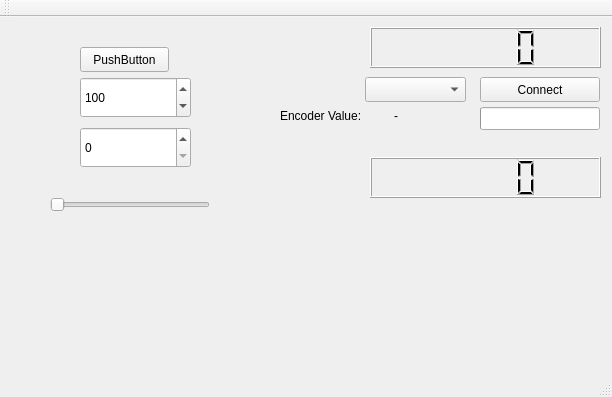
First picture: the form in mainwindow.ui, repository rvbc1/BLDC_DRIVER_GUI, before the edit.
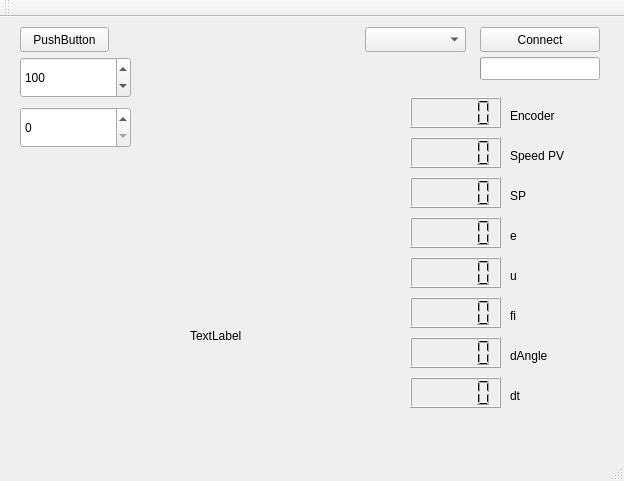
Second picture: the form after the edit.

Patch:
```diff
--- a/mainwindow.ui
+++ b/mainwindow.ui
@@ -6,8 +6,8 @@
    <rect>
     <x>0</x>
     <y>0</y>
-    <width>612</width>
-    <height>397</height>
+    <width>624</width>
+    <height>481</height>
    </rect>
   </property>
   <property name="windowTitle">
@@ -18,7 +18,7 @@
     <property name="geometry">
      <rect>
       <x>480</x>
-      <y>60</y>
+      <y>10</y>
       <width>120</width>
       <height>25</height>
      </rect>
@@ -27,37 +27,11 @@
      <string>Connect</string>
     </property>
    </widget>
-   <widget class="QLabel" name="label">
-    <property name="geometry">
-     <rect>
-      <x>394</x>
-      <y>90</y>
-      <width>67</width>
-      <height>17</height>
-     </rect>
-    </property>
-    <property name="text">
-     <string>-</string>
-    </property>
-   </widget>
-   <widget class="QLabel" name="label_2">
-    <property name="geometry">
-     <rect>
-      <x>280</x>
-      <y>90</y>
-      <width>111</width>
-      <height>17</height>
-     </rect>
-    </property>
-    <property name="text">
-     <string>Encoder Value:</string>
-    </property>
-   </widget>
    <widget class="QComboBox" name="comboBox">
     <property name="geometry">
      <rect>
       <x>365</x>
-      <y>60</y>
+      <y>10</y>
       <width>101</width>
       <height>25</height>
      </rect>
@@ -67,7 +41,7 @@
     <property name="geometry">
      <rect>
       <x>480</x>
-      <y>90</y>
+      <y>40</y>
       <width>120</width>
       <height>23</height>
      </rect>
@@ -82,39 +56,11 @@
      <string>CONNECTED</string>
     </property>
    </widget>
-   <widget class="QLCDNumber" name="lcdNumber">
-    <property name="geometry">
-     <rect>
-      <x>370</x>
-      <y>10</y>
-      <width>231</width>
-      <height>41</height>
-     </rect>
-    </property>
-    <property name="lineWidth">
-     <number>1</number>
-    </property>
-    <property name="smallDecimalPoint">
-     <bool>false</bool>
-    </property>
-    <property name="digitCount">
-     <number>5</number>
-    </property>
-    <property name="mode">
-     <enum>QLCDNumber::Dec</enum>
-    </property>
-    <property name="value" stdset="0">
-     <double>0.000000000000000</double>
-    </property>
-    <property name="intValue" stdset="0">
-     <number>0</number>
-    </property>
-   </widget>
    <widget class="QPushButton" name="pushButton_2">
     <property name="geometry">
      <rect>
-      <x>80</x>
-      <y>30</y>
+      <x>20</x>
+      <y>10</y>
       <width>89</width>
       <height>25</height>
      </rect>
@@ -126,14 +72,14 @@
    <widget class="QSpinBox" name="spinBox">
     <property name="geometry">
      <rect>
-      <x>80</x>
-      <y>60</y>
+      <x>20</x>
+      <y>40</y>
       <width>111</width>
       <height>41</height>
      </rect>
     </property>
     <property name="maximum">
-     <number>500</number>
+     <number>1000</number>
     </property>
     <property name="value">
      <number>100</number>
@@ -142,58 +88,235 @@
    <widget class="QSpinBox" name="spinBox_2">
     <property name="geometry">
      <rect>
-      <x>80</x>
-      <y>110</y>
+      <x>20</x>
+      <y>90</y>
       <width>111</width>
       <height>41</height>
      </rect>
     </property>
     <property name="maximum">
-     <number>360</number>
+     <number>1640</number>
     </property>
    </widget>
-   <widget class="QSlider" name="horizontalSlider">
+   <widget class="QLCDNumber" name="lcdNumber">
+    <property name="enabled">
+     <bool>true</bool>
+    </property>
     <property name="geometry">
      <rect>
-      <x>50</x>
-      <y>180</y>
-      <width>160</width>
-      <height>16</height>
+      <x>410</x>
+      <y>80</y>
+      <width>91</width>
+      <height>31</height>
      </rect>
     </property>
-    <property name="maximum">
-     <number>100</number>
-    </property>
-    <property name="orientation">
-     <enum>Qt::Horizontal</enum>
-    </property>
    </widget>
    <widget class="QLCDNumber" name="lcdNumber_2">
+    <property name="enabled">
+     <bool>true</bool>
+    </property>
     <property name="geometry">
      <rect>
-      <x>370</x>
-      <y>140</y>
-      <width>231</width>
-      <height>41</height>
+      <x>410</x>
+      <y>120</y>
+      <width>91</width>
+      <height>31</height>
      </rect>
     </property>
-    <property name="lineWidth">
-     <number>1</number>
+   </widget>
+   <widget class="QLCDNumber" name="lcdNumber_3">
+    <property name="enabled">
+     <bool>true</bool>
     </property>
-    <property name="smallDecimalPoint">
-     <bool>false</bool>
+    <property name="geometry">
+     <rect>
+      <x>410</x>
+      <y>160</y>
+      <width>91</width>
+      <height>31</height>
+     </rect>
     </property>
-    <property name="digitCount">
-     <number>5</number>
+   </widget>
+   <widget class="QLCDNumber" name="lcdNumber_4">
+    <property name="enabled">
+     <bool>true</bool>
     </property>
-    <property name="mode">
-     <enum>QLCDNumber::Dec</enum>
+    <property name="geometry">
+     <rect>
+      <x>410</x>
+      <y>200</y>
+      <width>91</width>
+      <height>31</height>
+     </rect>
     </property>
-    <property name="value" stdset="0">
-     <double>0.000000000000000</double>
+   </widget>
+   <widget class="QLCDNumber" name="lcdNumber_5">
+    <property name="enabled">
+     <bool>true</bool>
     </property>
-    <property name="intValue" stdset="0">
-     <number>0</number>
+    <property name="geometry">
+     <rect>
+      <x>410</x>
+      <y>240</y>
+      <width>91</width>
+      <height>31</height>
+     </rect>
+    </property>
+   </widget>
+   <widget class="QLCDNumber" name="lcdNumber_6">
+    <property name="enabled">
+     <bool>true</bool>
+    </property>
+    <property name="geometry">
+     <rect>
+      <x>410</x>
+      <y>280</y>
+      <width>91</width>
+      <height>31</height>
+     </rect>
+    </property>
+   </widget>
+   <widget class="QLCDNumber" name="lcdNumber_7">
+    <property name="enabled">
+     <bool>true</bool>
+    </property>
+    <property name="geometry">
+     <rect>
+      <x>410</x>
+      <y>320</y>
+      <width>91</width>
+      <height>31</height>
+     </rect>
+    </property>
+   </widget>
+   <widget class="QLabel" name="label">
+    <property name="geometry">
+     <rect>
+      <x>510</x>
+      <y>90</y>
+      <width>67</width>
+      <height>17</height>
+     </rect>
+    </property>
+    <property name="text">
+     <string>Encoder</string>
+    </property>
+   </widget>
+   <widget class="QLabel" name="label_2">
+    <property name="geometry">
+     <rect>
+      <x>510</x>
+      <y>130</y>
+      <width>67</width>
+      <height>17</height>
+     </rect>
+    </property>
+    <property name="text">
+     <string>Speed PV</string>
+    </property>
+   </widget>
+   <widget class="QLabel" name="label_3">
+    <property name="geometry">
+     <rect>
+      <x>510</x>
+      <y>210</y>
+      <width>67</width>
+      <height>17</height>
+     </rect>
+    </property>
+    <property name="text">
+     <string>e</string>
+    </property>
+   </widget>
+   <widget class="QLabel" name="label_4">
+    <property name="geometry">
+     <rect>
+      <x>510</x>
+      <y>250</y>
+      <width>67</width>
+      <height>17</height>
+     </rect>
+    </property>
+    <property name="text">
+     <string>u</string>
+    </property>
+   </widget>
+   <widget class="QLabel" name="label_5">
+    <property name="geometry">
+     <rect>
+      <x>510</x>
+      <y>170</y>
+      <width>67</width>
+      <height>17</height>
+     </rect>
+    </property>
+    <property name="text">
+     <string>SP</string>
+    </property>
+   </widget>
+   <widget class="QLabel" name="label_6">
+    <property name="geometry">
+     <rect>
+      <x>510</x>
+      <y>290</y>
+      <width>67</width>
+      <height>17</height>
+     </rect>
+    </property>
+    <property name="text">
+     <string>fi</string>
+    </property>
+   </widget>
+   <widget class="QLCDNumber" name="lcdNumber_8">
+    <property name="enabled">
+     <bool>true</bool>
+    </property>
+    <property name="geometry">
+     <rect>
+      <x>410</x>
+      <y>360</y>
+      <width>91</width>
+      <height>31</height>
+     </rect>
+    </property>
+   </widget>
+   <widget class="QLabel" name="label_7">
+    <property name="geometry">
+     <rect>
+      <x>510</x>
+      <y>330</y>
+      <width>67</width>
+      <height>17</height>
+     </rect>
+    </property>
+    <property name="text">
+     <string>dAngle</string>
+    </property>
+   </widget>
+   <widget class="QLabel" name="label_8">
+    <property name="geometry">
+     <rect>
+      <x>510</x>
+      <y>370</y>
+      <width>67</width>
+      <height>17</height>
+     </rect>
+    </property>
+    <property name="text">
+     <string>dt</string>
+    </property>
+   </widget>
+   <widget class="QLabel" name="label_9">
+    <property name="geometry">
+     <rect>
+      <x>190</x>
+      <y>310</y>
+      <width>67</width>
+      <height>17</height>
+     </rect>
+    </property>
+    <property name="text">
+     <string>TextLabel</string>
     </property>
    </widget>
   </widget>
```
Left out of the diff: 2 changed lines with no effect on the pictures.
